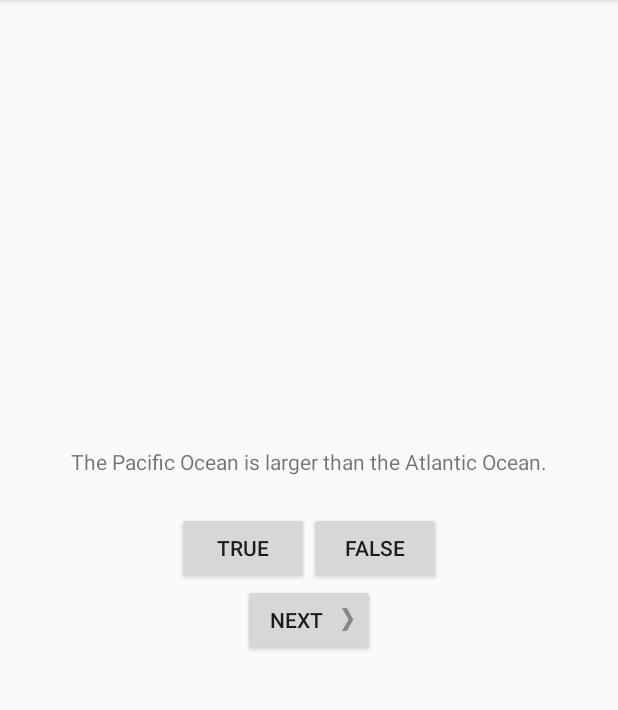
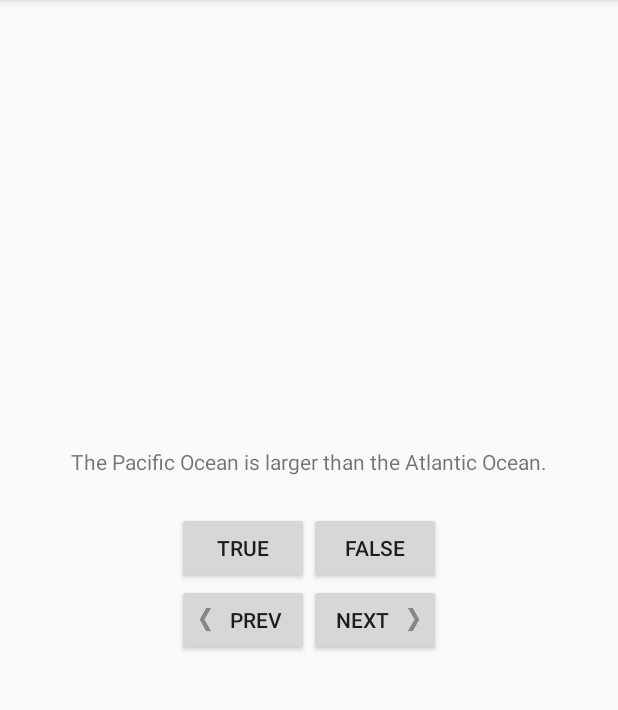
Before and after one commit to guillemc/android-bignerdranch-geoquiz, an Android app: the screen it shows after launch (QuizActivity), after a tap on "Constantinople is the largest city in Tu", on a phone screen of 412 x 824 dp, the part 84-794 px from its top. Run offline under Robolectric (Android 15) with nearby library versions, the phone set to English and light mode, and no system bars.

Commit message:
Prev button

```diff
--- a/app/src/main/java/com/bignerdranch/android/geoquiz/QuizActivity.java
+++ b/app/src/main/java/com/bignerdranch/android/geoquiz/QuizActivity.java
@@ -17,6 +17,8 @@ public class QuizActivity extends AppCompatActivity {
     private Button mTrueButton;
     private Button mFalseButton;
     private Button mNextButton;
+    private Button mPrevButton;
+
     private TextView mQuestionTextView;
 
     private Question[] mQuestionBank = new Question[] {
@@ -30,9 +32,13 @@ public class QuizActivity extends AppCompatActivity {
 
     private int mCurrentIndex = 0;
 
-    private void updateQuestion(boolean advanceIndex) {
-        if (advanceIndex) {
-            mCurrentIndex = (mCurrentIndex + 1) % mQuestionBank.length;
+    private void updateQuestion(int advanceIndex) {
+
+        if (advanceIndex != 0) {
+            while (mCurrentIndex + advanceIndex < 0) {
+                advanceIndex += mQuestionBank.length;
+            }
+            mCurrentIndex = (mCurrentIndex + advanceIndex) % mQuestionBank.length;
         }
         int question = mQuestionBank[mCurrentIndex].getTextResId();
         mQuestionTextView.setText(question);
@@ -48,7 +54,7 @@ public class QuizActivity extends AppCompatActivity {
         }
         Toast.makeText(this, mid, Toast.LENGTH_SHORT).show();
         if (userPressedTrue == answerIsTrue) {
-            updateQuestion(true);
+            updateQuestion(1);
         }
     }
 
@@ -64,7 +70,7 @@ public class QuizActivity extends AppCompatActivity {
         mQuestionTextView.setOnClickListener(new View.OnClickListener() {
             @Override
             public void onClick(View v) {
-                updateQuestion(true);
+                updateQuestion(1);
             }
         });
 
@@ -91,7 +97,15 @@ public class QuizActivity extends AppCompatActivity {
         mNextButton.setOnClickListener(new View.OnClickListener() {
             @Override
             public void onClick(View v) {
-                updateQuestion(true);
+                updateQuestion(1);
+            }
+        });
+
+        mPrevButton = (Button) findViewById(R.id.prev_button);
+        mPrevButton.setOnClickListener(new View.OnClickListener() {
+            @Override
+            public void onClick(View v) {
+                updateQuestion(-1);
             }
         });
 
@@ -108,7 +122,7 @@ public class QuizActivity extends AppCompatActivity {
         });*/
 
 
-        updateQuestion(false);
+        updateQuestion(0);
     }
 
     @Override
--- a/app/src/main/res/layout/content_quiz.xml
+++ b/app/src/main/res/layout/content_quiz.xml
@@ -28,10 +28,24 @@
         android:text="@string/false_button" />
 
 </LinearLayout>
+
+    <LinearLayout
+        android:layout_width="wrap_content"
+        android:layout_height="wrap_content"
+        android:orientation="horizontal">
+
+    <Button
+        android:id="@+id/prev_button"
+        android:layout_width="wrap_content"
+        android:layout_height="wrap_content"
+        android:text="@string/prev_button"
+        android:drawableLeft="@drawable/arrow_left" android:drawablePadding="4dp" />
     <Button
         android:id="@+id/next_button"
         android:layout_width="wrap_content"
         android:layout_height="wrap_content"
         android:text="@string/next_button"
         android:drawableRight="@drawable/arrow_right" android:drawablePadding="4dp" />
+    </LinearLayout>
+
 </LinearLayout>
--- a/app/src/main/res/values/strings.xml
+++ b/app/src/main/res/values/strings.xml
@@ -6,6 +6,7 @@
     <string name="correct_toast">Correct!</string>
     <string name="incorrect_toast">Incorrect!</string>
     <string name="next_button">Next</string>
+    <string name="prev_button">Prev</string>
 
     <string name="question_constantinople">Constantinople is the largest city in Turkey.</string>
     <string name="question_oceans">The Pacific Ocean is larger than the Atlantic Ocean.</string>
```
